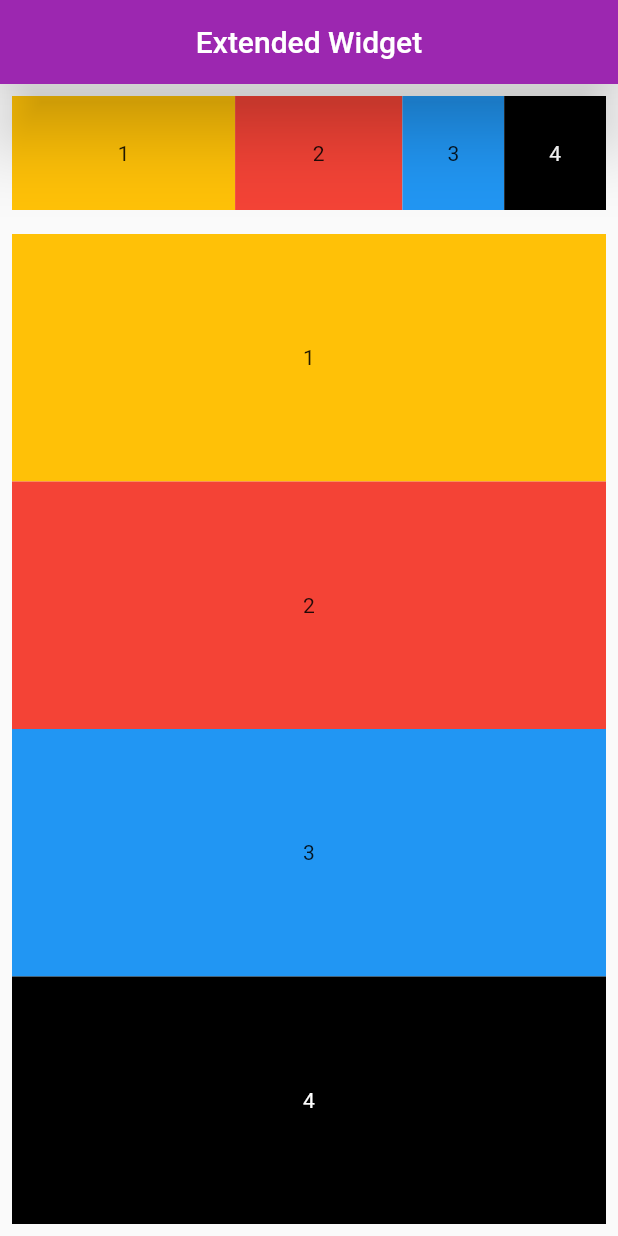
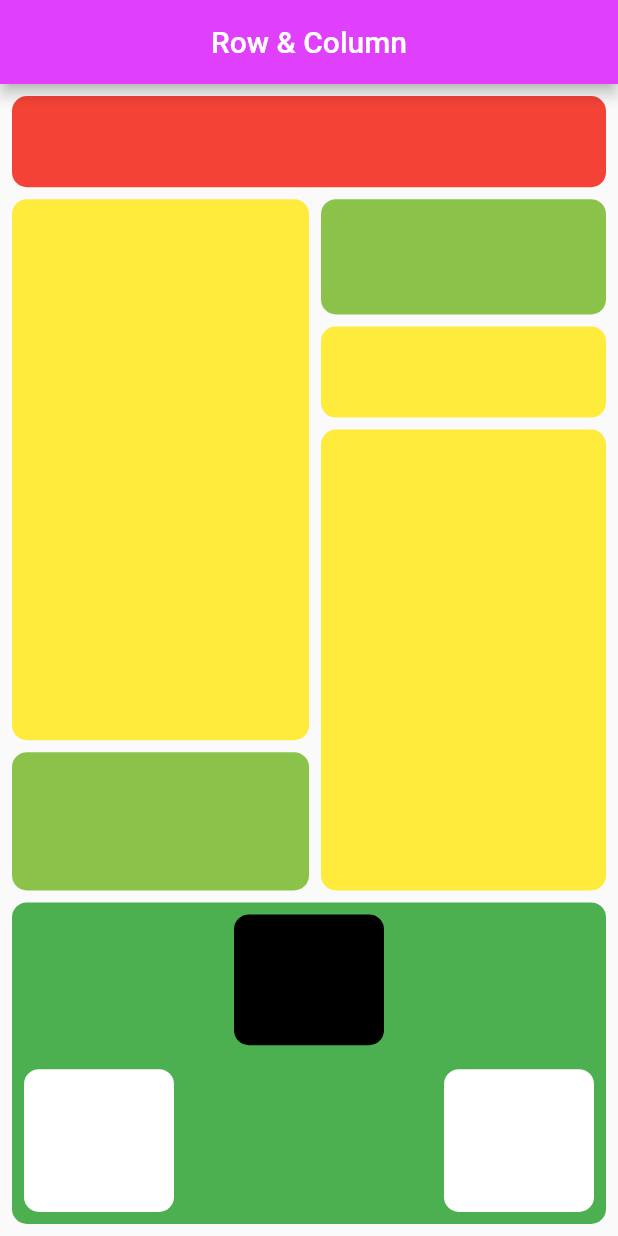
Before and after one commit to anikrakib/flutter-widgets, a Flutter app: the screen it shows after launch, on a phone screen of 412 x 824 dp. Run offline on Flutter 3.47's test engine with Material 2 defaults, Android fonts, the phone set to English and light mode, and no system bars.

Commit message:
Row And Column widget

```diff
--- a/lib/main.dart
+++ b/lib/main.dart
@@ -1,5 +1,5 @@
 import 'package:flutter/material.dart';
-import 'package:flutter_widget/widget/expanded_widget.dart';
+import 'package:flutter_widget/widget/row_column_widget.dart';
 
 void main() {
   runApp(const MaterialApp(
@@ -14,6 +14,6 @@ class HomePage extends StatelessWidget {
 
   @override
   Widget build(BuildContext context) {
-    return const Scaffold(appBar: null, body: ExpandedWidget());
+    return const Scaffold(appBar: null, body: RowAndColumnWidget());
   }
 }
--- a/lib/widget/expanded_widget.dart
+++ /dev/null
@@ -1,105 +0,0 @@
-import 'package:flutter/material.dart';
-
-class ExpandedWidget extends StatelessWidget {
-  const ExpandedWidget({Key? key}) : super(key: key);
-
-  @override
-  Widget build(BuildContext context) {
-    return Scaffold(
-      appBar: AppBar(
-        title: const Text('Extended Widget'),
-        centerTitle: true,
-        backgroundColor: Colors.purple,
-        elevation: 20,
-      ),
-      body: Column(
-        children: [
-          Padding(
-            padding: const EdgeInsets.all(8.0),
-            child: rowContainer(),
-          ),
-          Expanded(
-            child: Padding(
-              padding: const EdgeInsets.all(8.0),
-              child: columnContainer(),
-            ),
-          ),
-        ],
-      ),
-    );
-  }
-}
-
-Widget rowContainer() => Row(
-      children: [
-        Expanded(
-          flex: 4,
-          child: Container(
-            padding: const EdgeInsets.all(30.0),
-            color: Colors.amber,
-            child: const Center(child: Text('1')),
-          ),
-        ),
-        Expanded(
-          flex: 3,
-          child: Container(
-            padding: const EdgeInsets.all(30.0),
-            color: Colors.red,
-            child: const Center(child: Text('2')),
-          ),
-        ),
-        Expanded(
-          flex: 0,
-          child: Container(
-            padding: const EdgeInsets.all(30.0),
-            color: Colors.blue,
-            child: const Center(child: Text('3')),
-          ),
-        ),
-        Expanded(
-          flex: 0,
-          child: Container(
-            padding: const EdgeInsets.all(30.0),
-            color: Colors.black,
-            child: const Center(
-                child: Text(
-              '4',
-              style: TextStyle(color: Colors.white),
-            )),
-          ),
-        ),
-      ],
-    );
-
-Widget columnContainer() => Column(
-      children: [
-        Expanded(
-          child: Container(
-            color: Colors.amber,
-            child: const Center(child: Text('1')),
-          ),
-        ),
-        Expanded(
-          child: Container(
-            color: Colors.red,
-            child: const Center(child: Text('2')),
-          ),
-        ),
-        Expanded(
-          child: Container(
-            color: Colors.blue,
-            child: const Center(child: Text('3')),
-          ),
-        ),
-        Expanded(
-          child: Container(
-            color: Colors.black,
-            child: const Center(
-                child: Text(
-              '4',
-              style: TextStyle(color: Colors.white),
-            )),
-          ),
-        ),
-      ],
-    );
--- /dev/null
+++ b/lib/widget/row_column_widget.dart
@@ -0,0 +1,131 @@
+import 'package:flutter/material.dart';
+
+class RowAndColumnWidget extends StatelessWidget {
+  const RowAndColumnWidget({Key? key}) : super(key: key);
+
+  @override
+  Widget build(BuildContext context) => Scaffold(
+        appBar: AppBar(
+          backgroundColor: Colors.purpleAccent,
+          title: const Text('Row & Column'),
+          centerTitle: true,
+        ),
+        body: SafeArea(
+          child: Padding(
+            padding: const EdgeInsets.only(left: 8.0, right: 8.0),
+            child: Column(
+              mainAxisAlignment: MainAxisAlignment.spaceAround,
+              children: [
+                Expanded(
+                  flex: 1,
+                  child: element(Colors.red, 8.0),
+                ),
+                Expanded(
+                  flex: 6,
+                  child: Row(
+                    children: [
+                      Expanded(
+                        child: Column(
+                          children: [
+                            Expanded(
+                              flex: 8,
+                              child: Padding(
+                                padding: const EdgeInsets.only(bottom: 8.0),
+                                child: element(Colors.yellow, 0),
+                              ),
+                            ),
+                            Expanded(
+                              flex: 2,
+                              child: element(Colors.lightGreen, 0),
+                            ),
+                          ],
+                        ),
+                      ),
+                      Expanded(
+                        child: Padding(
+                          padding: const EdgeInsets.only(left: 8.0),
+                          child: Column(
+                            children: [
+                              Expanded(
+                                flex: 2,
+                                child: element(Colors.lightGreen, 0),
+                              ),
+                              Expanded(
+                                flex: 2,
+                                child: element(Colors.yellow, 8.0),
+                              ),
+                              Expanded(
+                                flex: 8,
+                                child: element(Colors.yellow, 0),
+                              ),
+                            ],
+                          ),
+                        ),
+                      ),
+                    ],
+                  ),
+                ),
+                Expanded(
+                  flex: 3,
+                  child: Padding(
+                    padding: const EdgeInsets.only(bottom: 8.0, top: 8.0),
+                    child: Container(
+                      decoration: BoxDecoration(
+                        color: Colors.green,
+                        borderRadius: BorderRadius.circular(10),
+                      ),
+                      child: Padding(
+                        padding: const EdgeInsets.only(right: 8.0, left:  8.0, bottom: 8.0),
+                        child: Column(
+                          mainAxisAlignment: MainAxisAlignment.center,
+                          children: [
+                            Expanded(
+                              flex: 5,
+                              child: Padding(
+                                padding: const EdgeInsets.all(8.0),
+                                child: smallBox(Colors.black),
+                              ),
+                            ),
+                            Expanded(
+                              flex: 5,
+                              child: Padding(
+                                padding: const EdgeInsets.only(top: 8.0),
+                                child: Row(
+                                  mainAxisAlignment: MainAxisAlignment.spaceBetween,
+                                  children: [
+                                    smallBox(Colors.white),
+                                    smallBox(Colors.white),
+                                  ],
+                                ),
+                              )
+                            ),
+                          ],
+                        ),
+                      ),
+                    ),
+                  ),
+                ),
+              ],
+            ),
+          ),
+        ),
+      );
+}
+
+Widget element(Color boxColor, double paddingSize) => Padding(
+      padding: EdgeInsets.only(bottom: paddingSize, top: paddingSize),
+      child: Container(
+        decoration: BoxDecoration(
+          borderRadius: BorderRadius.circular(10),
+          color: boxColor,
+        ),
+      ),
+    );
+
+Widget smallBox(Color boxColor) => Container(
+  width: 100,
+  decoration: BoxDecoration(
+    color: boxColor,
+    borderRadius: BorderRadius.circular(10),
+  ),
+);
```
